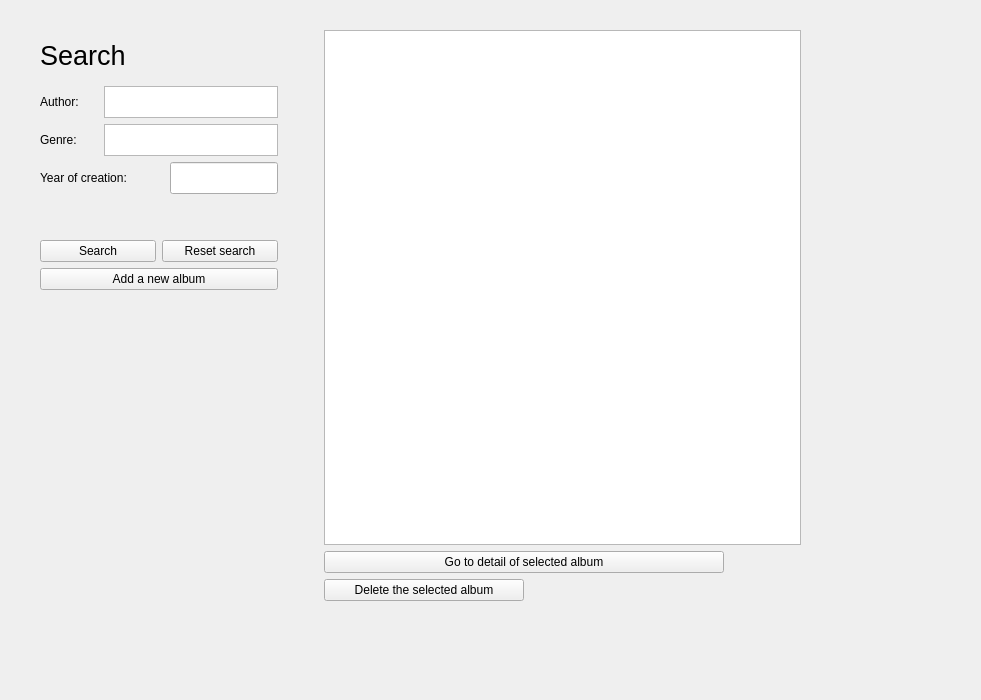
Above: mainwindow.ui from tomesfilip/school-cd-album before the change. Below: the same form after it.
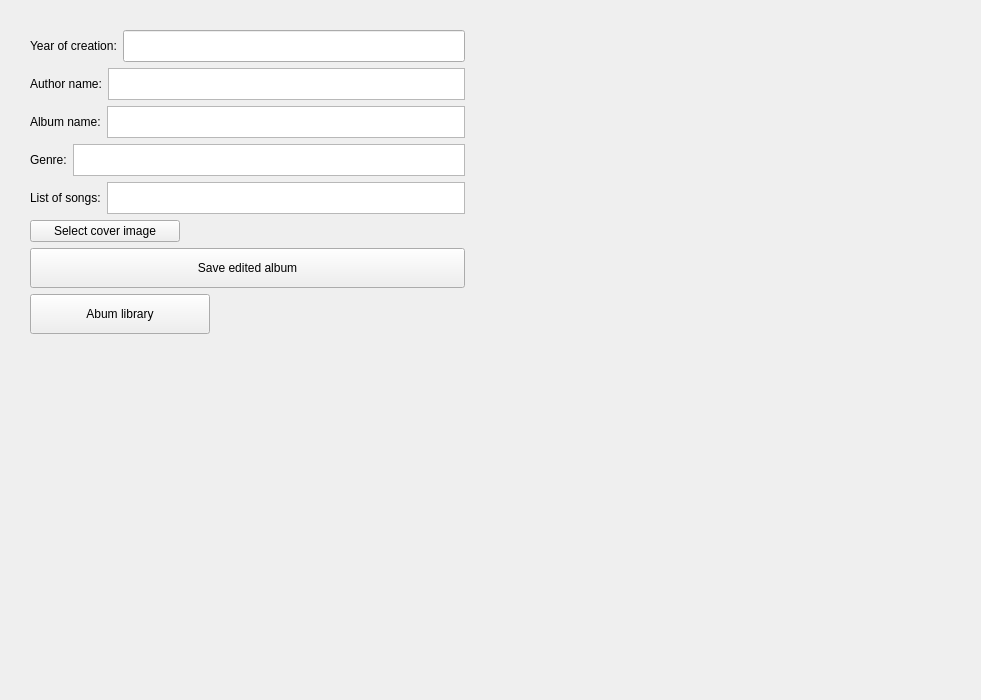
That is the form after the change. The open tabs and pages were chosen to show the change.

Diff of the .ui file:
```diff
--- a/mainwindow.ui
+++ b/mainwindow.ui
@@ -275,6 +275,15 @@
             </widget>
            </item>
            <item>
+            <layout class="QHBoxLayout" name="horizontalLayout_16">
+             <item>
+              <widget class="QPushButton" name="editAlbumButton">
+               <property name="text">
+                <string>Edit selected album</string>
+               </property>
+              </widget>
+             </item>
+             <item>
             <widget class="QPushButton" name="deleteAlbumButton">
              <property name="maximumSize">
               <size>
@@ -283,9 +292,11 @@
               </size>
              </property>
              <property name="text">
-              <string>Delete the selected album</string>
-             </property>
-            </widget>
+                <string>Delete selected album</string>
+               </property>
+              </widget>
+             </item>
+            </layout>
            </item>
           </layout>
          </item>
@@ -626,6 +637,250 @@
       </layout>
      </widget>
     </widget>
+    <widget class="QWidget" name="editAlbumPage">
+     <widget class="QWidget" name="horizontalLayoutWidget_16">
+      <property name="geometry">
+       <rect>
+        <x>0</x>
+        <y>20</y>
+        <width>461</width>
+        <height>441</height>
+       </rect>
+      </property>
+      <layout class="QHBoxLayout" name="horizontalLayout_18">
+       <item>
+        <layout class="QVBoxLayout" name="verticalLayout_15" stretch="1,0,3,2,0">
+         <property name="bottomMargin">
+          <number>60</number>
+         </property>
+         <item>
+          <layout class="QVBoxLayout" name="verticalLayout_16">
+           <property name="spacing">
+            <number>-1</number>
+           </property>
+           <item>
+            <layout class="QHBoxLayout" name="horizontalLayout_19">
+             <item>
+              <widget class="QLabel" name="label_10">
+               <property name="text">
+                <string>Year of creation:</string>
+               </property>
+              </widget>
+             </item>
+             <item>
+              <widget class="QLineEdit" name="teYearOfCreationEdit">
+               <property name="minimumSize">
+                <size>
+                 <width>0</width>
+                 <height>32</height>
+                </size>
+               </property>
+               <property name="inputMask">
+                <string/>
+               </property>
+               <property name="maxLength">
+                <number>4</number>
+               </property>
+              </widget>
+             </item>
+            </layout>
+           </item>
+           <item>
+            <layout class="QHBoxLayout" name="horizontalLayout_20">
+             <item>
+              <widget class="QLabel" name="label_11">
+               <property name="text">
+                <string>Author name:</string>
+               </property>
+              </widget>
+             </item>
+             <item>
+              <widget class="QPlainTextEdit" name="teAuthorNameEdit">
+               <property name="maximumSize">
+                <size>
+                 <width>16777215</width>
+                 <height>32</height>
+                </size>
+               </property>
+               <property name="tabChangesFocus">
+                <bool>true</bool>
+               </property>
+              </widget>
+             </item>
+            </layout>
+           </item>
+           <item>
+            <layout class="QHBoxLayout" name="horizontalLayout_21">
+             <item>
+              <widget class="QLabel" name="label_12">
+               <property name="text">
+                <string>Album name:</string>
+               </property>
+              </widget>
+             </item>
+             <item>
+              <widget class="QPlainTextEdit" name="teAlbumNameEdit">
+               <property name="maximumSize">
+                <size>
+                 <width>16777215</width>
+                 <height>32</height>
+                </size>
+               </property>
+               <property name="tabChangesFocus">
+                <bool>true</bool>
+               </property>
+              </widget>
+             </item>
+            </layout>
+           </item>
+           <item>
+            <layout class="QHBoxLayout" name="horizontalLayout_22">
+             <item>
+              <widget class="QLabel" name="label_13">
+               <property name="text">
+                <string>Genre:</string>
+               </property>
+              </widget>
+             </item>
+             <item>
+              <widget class="QPlainTextEdit" name="teGenreEdit">
+               <property name="maximumSize">
+                <size>
+                 <width>16777215</width>
+                 <height>32</height>
+                </size>
+               </property>
+               <property name="tabChangesFocus">
+                <bool>true</bool>
+               </property>
+              </widget>
+             </item>
+            </layout>
+           </item>
+           <item>
+            <layout class="QHBoxLayout" name="horizontalLayout_23">
+             <item>
+              <widget class="QLabel" name="label_14">
+               <property name="text">
+                <string>List of songs:</string>
+               </property>
+              </widget>
+             </item>
+             <item>
+              <widget class="QPlainTextEdit" name="teListOfSongsEdit">
+               <property name="maximumSize">
+                <size>
+                 <width>16777215</width>
+                 <height>32</height>
+                </size>
+               </property>
+               <property name="tabChangesFocus">
+                <bool>true</bool>
+               </property>
+              </widget>
+             </item>
+            </layout>
+           </item>
+          </layout>
+         </item>
+         <item>
+          <layout class="QHBoxLayout" name="horizontalLayout_24">
+           <item>
+            <widget class="QPushButton" name="selectImageButtoEdit">
+             <property name="maximumSize">
+              <size>
+               <width>150</width>
+               <height>16777215</height>
+              </size>
+             </property>
+             <property name="text">
+              <string>Select cover image</string>
+             </property>
+            </widget>
+           </item>
+           <item>
+            <widget class="QLabel" name="coverImgLabelEdit">
+             <property name="text">
+              <string/>
+             </property>
+            </widget>
+           </item>
+          </layout>
+         </item>
+         <item>
+          <widget class="QPushButton" name="addAlbumButtonEdit">
+           <property name="minimumSize">
+            <size>
+             <width>0</width>
+             <height>40</height>
+            </size>
+           </property>
+           <property name="text">
+            <string>Save edited album</string>
+           </property>
+          </widget>
+         </item>
+         <item>
+          <widget class="QPushButton" name="albumLibPageButtonEdit">
+           <property name="minimumSize">
+            <size>
+             <width>0</width>
+             <height>40</height>
+            </size>
+           </property>
+           <property name="maximumSize">
+            <size>
+             <width>180</width>
+             <height>16777215</height>
+            </size>
+           </property>
+           <property name="text">
+            <string>Abum library</string>
+           </property>
+          </widget>
+         </item>
+         <item>
+          <spacer name="verticalSpacer_6">
+           <property name="orientation">
+            <enum>Qt::Vertical</enum>
+           </property>
+           <property name="sizeHint" stdset="0">
+            <size>
+             <width>20</width>
+             <height>40</height>
+            </size>
+           </property>
+          </spacer>
+         </item>
+        </layout>
+       </item>
+       <item>
+        <layout class="QVBoxLayout" name="verticalLayout_17">
+         <item>
+          <widget class="QLabel" name="albumImageEdit">
+           <property name="text">
+            <string/>
+           </property>
+          </widget>
+         </item>
+         <item>
+          <spacer name="verticalSpacer_7">
+           <property name="orientation">
+            <enum>Qt::Vertical</enum>
+           </property>
+           <property name="sizeHint" stdset="0">
+            <size>
+             <width>20</width>
+             <height>40</height>
+            </size>
+           </property>
+          </spacer>
+         </item>
+        </layout>
+       </item>
+      </layout>
+     </widget>
+    </widget>
    </widget>
   </widget>
  </widget>
```
Left out of the diff: 15 changed lines with no effect on the pictures. Lines whose indentation alone changed are shown as unchanged.
